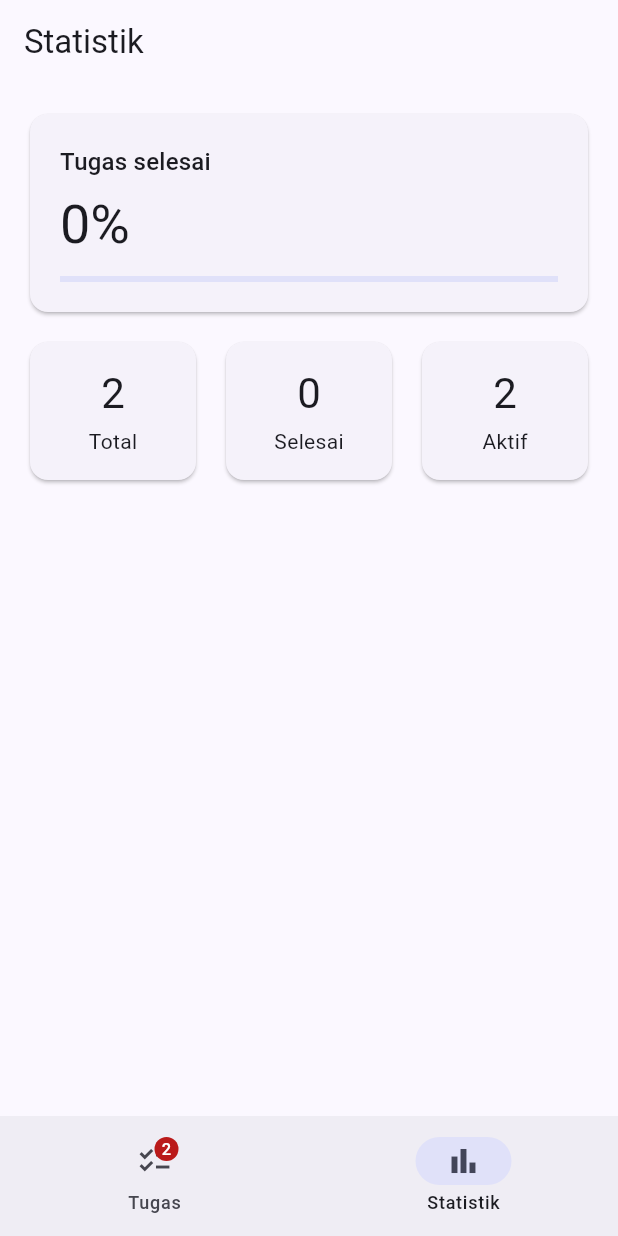
After one commit to adindasoleha64-byte/pm-tugas-07-4242550001, a Flutter app: the screen it shows after launch, item 2 of the bottom bar chosen, on a phone screen of 412 x 824 dp. The commit adds this screen. Run offline on Flutter 3.47's test engine with Material 3 defaults, Android fonts, the phone set to English and light mode, and no system bars; our stand-ins replace go_router, material_ui.

Commit message:
feat: halaman statistik, go_router, dan badge tugas aktif

```diff
--- /dev/null
+++ b/lib/halaman_statistik.dart
@@ -0,0 +1,85 @@
+import 'package:material_ui/material_ui.dart';
+import 'package:provider/provider.dart';
+
+import 'tugas_model.dart';
+
+class HalamanStatistik extends StatelessWidget {
+  const HalamanStatistik({super.key});
+
+  @override
+  Widget build(BuildContext context) {
+    // watch: halaman ini otomatis ikut berubah saat tugas diubah di halaman lain
+    final m = context.watch<TugasModel>();
+    final teks = Theme.of(context).textTheme;
+
+    return Scaffold(
+      appBar: AppBar(title: const Text('Statistik')),
+      body: Center(
+        child: ConstrainedBox(
+          constraints: const BoxConstraints(maxWidth: 600),
+          child: ListView(
+            padding: const EdgeInsets.all(16),
+            children: [
+              Card(
+                child: Padding(
+                  padding: const EdgeInsets.all(20),
+                  child: Column(
+                    crossAxisAlignment: CrossAxisAlignment.start,
+                    children: [
+                      Text('Tugas selesai', style: teks.titleMedium),
+                      const SizedBox(height: 8),
+                      Text(
+                        '${m.persentaseSelesai.toStringAsFixed(0)}%',
+                        style: teks.displaySmall,
+                      ),
+                      const SizedBox(height: 12),
+                      LinearProgressIndicator(
+                        value: m.total == 0 ? 0 : m.jumlahSelesai / m.total,
+                      ),
+                    ],
+                  ),
+                ),
+              ),
+              const SizedBox(height: 12),
+              Row(
+                children: [
+                  _KartuAngka(label: 'Total', nilai: m.total),
+                  const SizedBox(width: 12),
+                  _KartuAngka(label: 'Selesai', nilai: m.jumlahSelesai),
+                  const SizedBox(width: 12),
+                  _KartuAngka(label: 'Aktif', nilai: m.jumlahAktif),
+                ],
+              ),
+            ],
+          ),
+        ),
+      ),
+    );
+  }
+}
+
+class _KartuAngka extends StatelessWidget {
+  const _KartuAngka({required this.label, required this.nilai});
+
+  final String label;
+  final int nilai;
+
+  @override
+  Widget build(BuildContext context) {
+    final teks = Theme.of(context).textTheme;
+    return Expanded(
+      child: Card(
+        child: Padding(
+          padding: const EdgeInsets.symmetric(vertical: 16, horizontal: 12),
+          child: Column(
+            children: [
+              Text('$nilai', style: teks.headlineMedium),
+              const SizedBox(height: 4),
+              Text(label, maxLines: 1, overflow: TextOverflow.ellipsis),
+            ],
+          ),
+        ),
+      ),
+    );
+  }
+}
--- a/lib/main.dart
+++ b/lib/main.dart
@@ -1,121 +1,134 @@
-import 'package:flutter/material.dart';
+import 'package:go_router/go_router.dart';
+import 'package:material_ui/material_ui.dart';
+import 'package:provider/provider.dart';
 
-void main() {
-  runApp(const MyApp());
+import 'halaman_daftar.dart';
+import 'halaman_form.dart';
+import 'halaman_statistik.dart';
+import 'tugas_model.dart';
+
+/// Data contoh agar aplikasi tidak kosong saat pertama dibuka.
+List<TugasKuliah> _dataAwal() {
+  final sekarang = DateTime.now();
+  return [
+    TugasKuliah(
+      id: 1,
+      judul: 'Laporan praktikum Flutter',
+      mataKuliah: 'Pemrograman Mobile',
+      tenggat: sekarang.add(const Duration(days: 3)),
+    ),
+    TugasKuliah(
+      id: 2,
+      judul: 'Resume bab 4',
+      mataKuliah: 'Basis Data',
+      tenggat: sekarang.add(const Duration(days: 7)),
+    ),
+  ];
 }
 
-class MyApp extends StatelessWidget {
-  const MyApp({super.key});
+void main() => runApp(
+      ChangeNotifierProvider(
+        create: (_) => TugasModel(awal: _dataAwal()), // satu objek untuk app
+        child: const TugasApp(),
+      ),
+    );
 
-  // This widget is the root of your application.
+final _router = GoRouter(
+  initialLocation: '/',
+  routes: [
+    StatefulShellRoute.indexedStack(
+      builder: (context, state, shell) => KerangkaNavigasi(shell: shell),
+      branches: [
+        StatefulShellBranch(routes: [
+          GoRoute(path: '/', builder: (context, state) => const HalamanDaftar()),
+        ]),
+        StatefulShellBranch(routes: [
+          GoRoute(
+            path: '/statistik',
+            builder: (context, state) => const HalamanStatistik(),
+          ),
+        ]),
+      ],
+    ),
+    // Di luar shell: form tampil penuh tanpa navigasi, dibuka dengan push
+    GoRoute(path: '/tambah', builder: (context, state) => const HalamanForm()),
+  ],
+);
+
+class TugasApp extends StatelessWidget {
+  const TugasApp({super.key});
+
   @override
   Widget build(BuildContext context) {
-    return MaterialApp(
-      title: 'Flutter Demo',
+    return MaterialApp.router(
+      title: 'Planner Tugas Kuliah',
+      debugShowCheckedModeBanner: false,
       theme: ThemeData(
-        // This is the theme of your application.
-        //
-        // TRY THIS: Try running your application with "flutter run". You'll see
-        // the application has a purple toolbar. Then, without quitting the app,
-        // try changing the seedColor in the colorScheme below to Colors.green
-        // and then invoke "hot reload" (save your changes or press the "hot
-        // reload" button in a Flutter-supported IDE, or press "r" if you used
-        // the command line to start the app).
-        //
-        // Notice that the counter didn't reset back to zero; the application
-        // state is not lost during the reload. To reset the state, use hot
-        // restart instead.
-        //
-        // This works for code too, not just values: Most code changes can be
-        // tested with just a hot reload.
-        colorScheme: .fromSeed(seedColor: Colors.deepPurple),
+        colorScheme: ColorScheme.fromSeed(seedColor: const Color(0xFF3949AB)),
       ),
-      home: const MyHomePage(title: 'Flutter Demo Home Page'),
+      routerConfig: _router,
     );
   }
 }
 
-class MyHomePage extends StatefulWidget {
-  const MyHomePage({super.key, required this.title});
+/// < 840 dp: NavigationBar di bawah; >= 840 dp: NavigationRail di samping.
+class KerangkaNavigasi extends StatelessWidget {
+  const KerangkaNavigasi({super.key, required this.shell});
 
-  // This widget is the home page of your application. It is stateful, meaning
-  // that it has a State object (defined below) that contains fields that affect
-  // how it looks.
+  final StatefulNavigationShell shell;
 
-  // This class is the configuration for the state. It holds the values (in this
-  // case the title) provided by the parent (in this case the App widget) and
-  // used by the build method of the State. Fields in a Widget subclass are
-  // always marked "final".
-
-  final String title;
-
-  @override
-  State<MyHomePage> createState() => _MyHomePageState();
-}
-
-class _MyHomePageState extends State<MyHomePage> {
-  int _counter = 0;
-
-  void _incrementCounter() {
-    setState(() {
-      // This call to setState tells the Flutter framework that something has
-      // changed in this State, which causes it to rerun the build method below
-      // so that the display can reflect the updated values. If we changed
-      // _counter without calling setState(), then the build method would not be
-      // called again, and so nothing would appear to happen.
-      _counter++;
-    });
-  }
+  void _pilih(int i) =>
+      shell.goBranch(i, initialLocation: i == shell.currentIndex);
 
   @override
   Widget build(BuildContext context) {
-    // This method is rerun every time setState is called, for instance as done
-    // by the _incrementCounter method above.
-    //
-    // The Flutter framework has been optimized to make rerunning build methods
-    // fast, so that you can just rebuild anything that needs updating rather
-    // than having to individually change instances of widgets.
-    return Scaffold(
-      appBar: AppBar(
-        // TRY THIS: Try changing the color here to a specific color (to
-        // Colors.amber, perhaps?) and trigger a hot reload to see the AppBar
-        // change color while the other colors stay the same.
-        backgroundColor: Theme.of(context).colorScheme.inversePrimary,
-        // Here we take the value from the MyHomePage object that was created by
-        // the App.build method, and use it to set our appbar title.
-        title: Text(widget.title),
-      ),
-      body: Center(
-        // Center is a layout widget. It takes a single child and positions it
-        // in the middle of the parent.
-        child: Column(
-          // Column is also a layout widget. It takes a list of children and
-          // arranges them vertically. By default, it sizes itself to fit its
-          // children horizontally, and tries to be as tall as its parent.
-          //
-          // Column has various properties to control how it sizes itself and
-          // how it positions its children. Here we use mainAxisAlignment to
-          // center the children vertically; the main axis here is the vertical
-          // axis because Columns are vertical (the cross axis would be
-          // horizontal).
-          //
-          // TRY THIS: Invoke "debug painting" (choose the "Toggle Debug Paint"
-          // action in the IDE, or press "p" in the console), to see the
-          // wireframe for each widget.
-          mainAxisAlignment: .center,
+    // select: hanya dibangun ulang bila jumlah tugas aktif berubah
+    final aktif = context.select((TugasModel m) => m.jumlahAktif);
+    final ikonTugas = Badge.count(
+      count: aktif,
+      isLabelVisible: aktif > 0,
+      child: const Icon(Icons.checklist),
+    );
+    final lebar = MediaQuery.sizeOf(context).width;
+
+    if (lebar >= 840) {
+      return Scaffold(
+        body: Row(
           children: [
-            const Text('You have pushed the button this many times:'),
-            Text(
-              '$_counter',
-              style: Theme.of(context).textTheme.headlineMedium,
+            NavigationRail(
+              selectedIndex: shell.currentIndex,
+              onDestinationSelected: _pilih,
+              labelType: NavigationRailLabelType.all,
+              destinations: [
+                NavigationRailDestination(
+                  icon: ikonTugas,
+                  label: const Text('Tugas'),
+                ),
+                const NavigationRailDestination(
+                  icon: Icon(Icons.bar_chart),
+                  label: Text('Statistik'),
+                ),
+              ],
             ),
+            const VerticalDivider(width: 1),
+            Expanded(child: shell),
           ],
         ),
-      ),
-      floatingActionButton: FloatingActionButton(
-        onPressed: _incrementCounter,
-        tooltip: 'Increment',
-        child: const Icon(Icons.add),
+      );
+    }
+
+    return Scaffold(
+      body: shell,
+      bottomNavigationBar: NavigationBar(
+        selectedIndex: shell.currentIndex,
+        onDestinationSelected: _pilih,
+        destinations: [
+          NavigationDestination(icon: ikonTugas, label: 'Tugas'),
+          const NavigationDestination(
+            icon: Icon(Icons.bar_chart),
+            label: 'Statistik',
+          ),
+        ],
       ),
     );
   }
```
Also changed, not shown: 1 other file.
